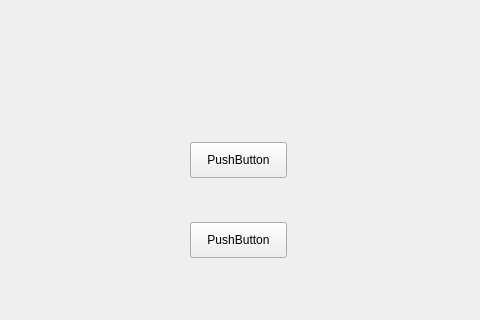
Above: mainwindow.ui from VatoGoL/OS_KursWork before the change; both pictures show x 140 to 620 and y 88 to 408 of the 800 by 600 pixel window. Below: the same form after it.
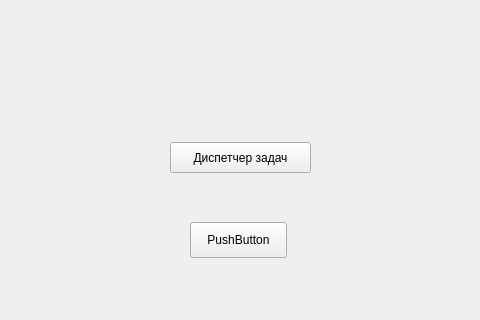
That is the form after the change.

```diff
--- a/mainwindow.ui
+++ b/mainwindow.ui
@@ -30,14 +30,14 @@
    <widget class="QPushButton" name="pushButton">
     <property name="geometry">
      <rect>
-      <x>330</x>
+      <x>310</x>
       <y>230</y>
-      <width>97</width>
-      <height>36</height>
+      <width>141</width>
+      <height>31</height>
      </rect>
     </property>
     <property name="text">
-     <string>PushButton</string>
+     <string>Диспетчер задач</string>
     </property>
    </widget>
    <widget class="QPushButton" name="pushButton_2">
```
Left out of the diff: 2 changed lines with no effect on the pictures.
